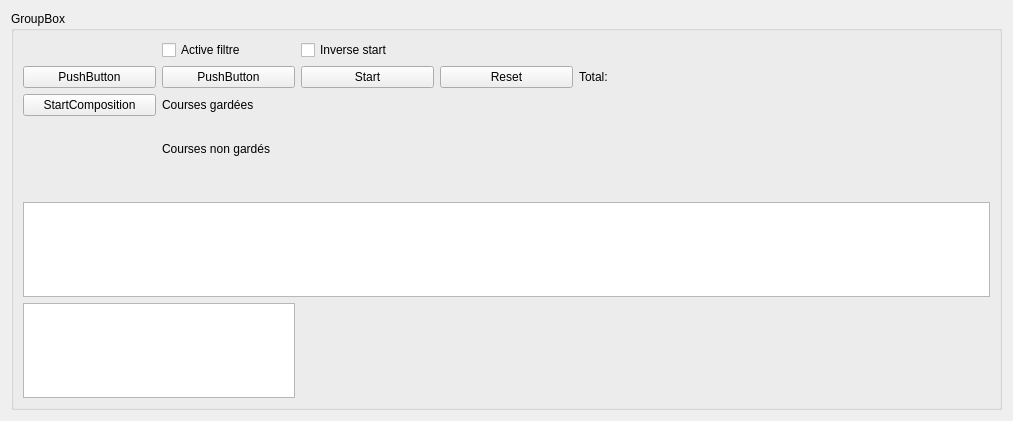
Before: the Qt Designer form view/statArray.ui in jfroger78/Programme_5_bis_chiffre, drawn with Qt 5.
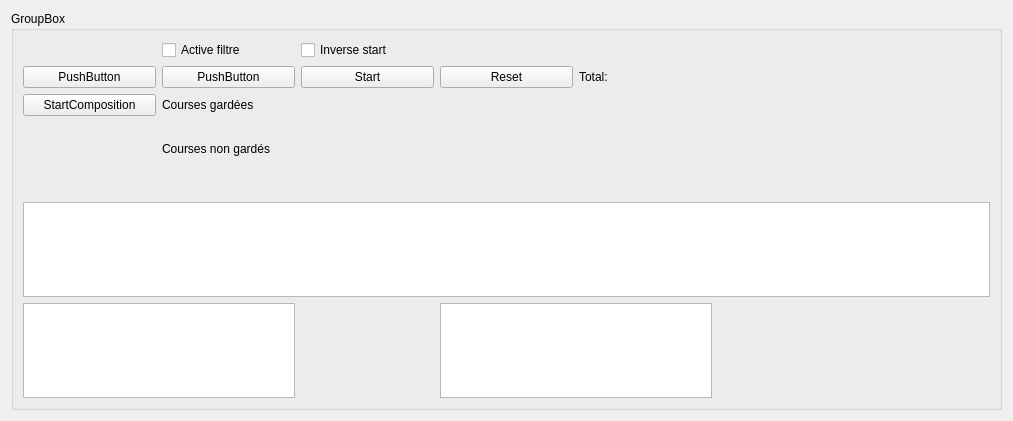
After: the same form once the commit is applied.

```diff
--- a/view/statArray.ui
+++ b/view/statArray.ui
@@ -171,6 +171,9 @@
       <item row="11" column="0" colspan="2">
        <widget class="QTableView" name="m_removedRanking"/>
       </item>
+      <item row="11" column="3" colspan="2">
+       <widget class="QTableView" name="m_keepedRanking"/>
+      </item>
      </layout>
     </widget>
    </item>
```
